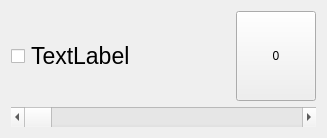
First picture: the form in riocore/plugins/stepdir/widget.ui, repository multigcs/riocore, before the edit.
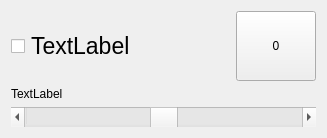
Second picture: the form after the edit.

Commit message: testgui: plugin ui support

The edit to the form file:
```diff
--- a/riocore/plugins/stepdir/widget.ui
+++ b/riocore/plugins/stepdir/widget.ui
@@ -61,6 +61,19 @@
     </layout>
    </item>
    <item row="1" column="0">
+    <widget class="QLabel" name="velocity_out">
+     <property name="sizePolicy">
+      <sizepolicy hsizetype="Preferred" vsizetype="Fixed">
+       <horstretch>0</horstretch>
+       <verstretch>0</verstretch>
+      </sizepolicy>
+     </property>
+     <property name="text">
+      <string>TextLabel</string>
+     </property>
+    </widget>
+   </item>
+   <item row="2" column="0">
     <widget class="QScrollBar" name="velocity">
      <property name="minimumSize">
       <size>
@@ -68,6 +81,15 @@
        <height>20</height>
       </size>
      </property>
+     <property name="minimum">
+      <number>-100000</number>
+     </property>
+     <property name="maximum">
+      <number>100000</number>
+     </property>
+     <property name="pageStep">
+      <number>100</number>
+     </property>
      <property name="orientation">
       <enum>Qt::Horizontal</enum>
      </property>
```
The commit also changes 3 other files.
